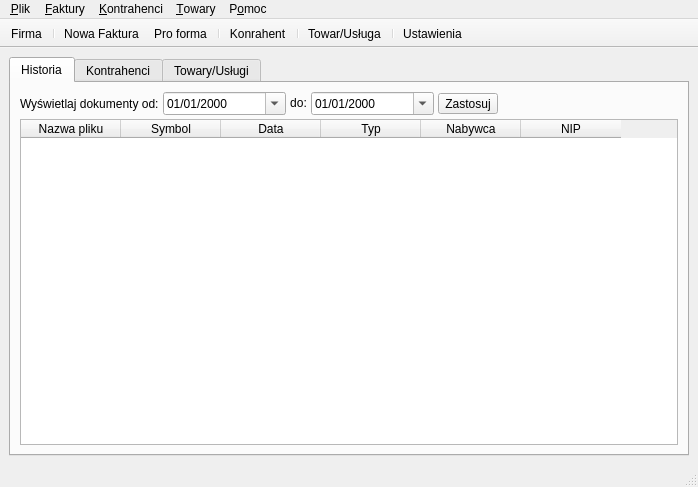
Old version of the form MainWindow.ui in the repository juliagoda/qfaktury.
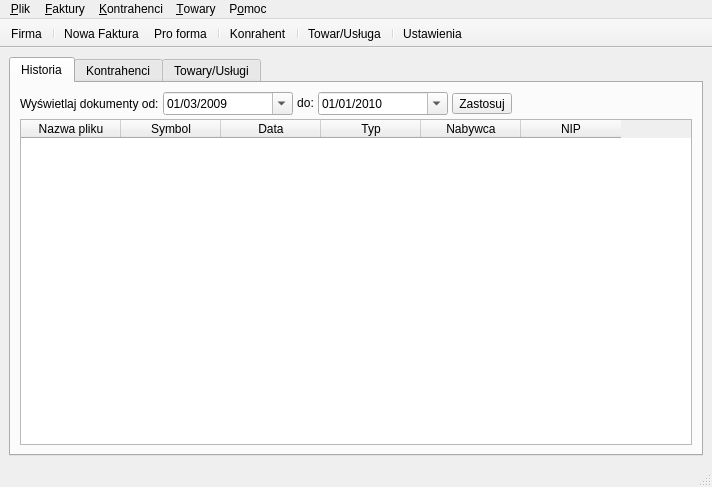
New version of the form. The open tabs and pages were chosen to show the change. Icons and pictures are not drawn.

Diff of the .ui file:
```diff
--- a/MainWindow.ui
+++ b/MainWindow.ui
@@ -6,7 +6,7 @@
    <rect>
     <x>0</x>
     <y>0</y>
-    <width>698</width>
+    <width>712</width>
     <height>487</height>
    </rect>
   </property>
@@ -51,20 +51,27 @@
           <item>
            <widget class="QDateEdit" name="filtrStart" >
             <property name="sizePolicy" >
-             <sizepolicy vsizetype="Fixed" hsizetype="Minimum" >
-              <horstretch>111</horstretch>
-              <verstretch>21</verstretch>
+             <sizepolicy vsizetype="Fixed" hsizetype="MinimumExpanding" >
+              <horstretch>0</horstretch>
+              <verstretch>0</verstretch>
              </sizepolicy>
             </property>
             <property name="focusPolicy" >
              <enum>Qt::NoFocus</enum>
             </property>
             <property name="displayFormat" >
-             <string>MM/dd/yyyy</string>
+             <string>dd/MM/yyyy</string>
             </property>
             <property name="calendarPopup" >
              <bool>true</bool>
             </property>
+            <property name="date" >
+             <date>
+              <year>2009</year>
+              <month>3</month>
+              <day>1</day>
+             </date>
+            </property>
            </widget>
           </item>
           <item>
@@ -92,26 +99,38 @@
           <item>
            <widget class="QDateEdit" name="filtrEnd" >
             <property name="sizePolicy" >
-             <sizepolicy vsizetype="Fixed" hsizetype="Minimum" >
-              <horstretch>111</horstretch>
-              <verstretch>21</verstretch>
+             <sizepolicy vsizetype="Fixed" hsizetype="MinimumExpanding" >
+              <horstretch>0</horstretch>
+              <verstretch>0</verstretch>
              </sizepolicy>
             </property>
-            <property name="minimumSize" >
-             <size>
-              <width>60</width>
-              <height>0</height>
-             </size>
+            <property name="font" >
+             <font>
+              <pointsize>9</pointsize>
+             </font>
             </property>
             <property name="focusPolicy" >
              <enum>Qt::NoFocus</enum>
             </property>
+            <property name="wrapping" >
+             <bool>true</bool>
+            </property>
+            <property name="frame" >
+             <bool>true</bool>
+            </property>
             <property name="displayFormat" >
              <string>MM/dd/yyyy</string>
             </property>
             <property name="calendarPopup" >
              <bool>true</bool>
             </property>
+            <property name="date" >
+             <date>
+              <year>2010</year>
+              <month>1</month>
+              <day>1</day>
+             </date>
+            </property>
            </widget>
           </item>
           <item>
@@ -357,7 +376,7 @@
     <rect>
      <x>0</x>
      <y>0</y>
-     <width>698</width>
+     <width>712</width>
      <height>29</height>
     </rect>
    </property>
@@ -484,7 +503,7 @@
      <normaloff>:/res/icons/nowa_faktura.png</normaloff>:/res/icons/nowa_faktura.png</iconset>
    </property>
    <property name="text" >
-    <string>Nowa faktura</string>
+    <string>Dodaj</string>
    </property>
    <property name="iconText" >
     <string>Nowa Faktura</string>
```
Left out of the diff: 11 changed lines with no effect on the pictures.
